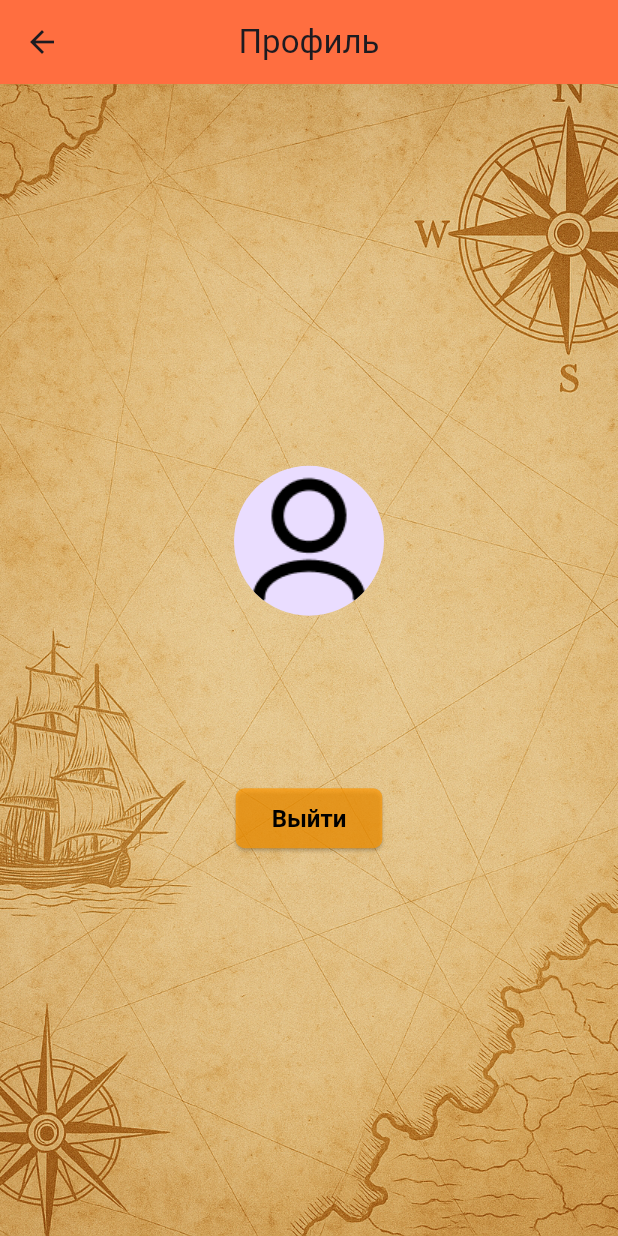
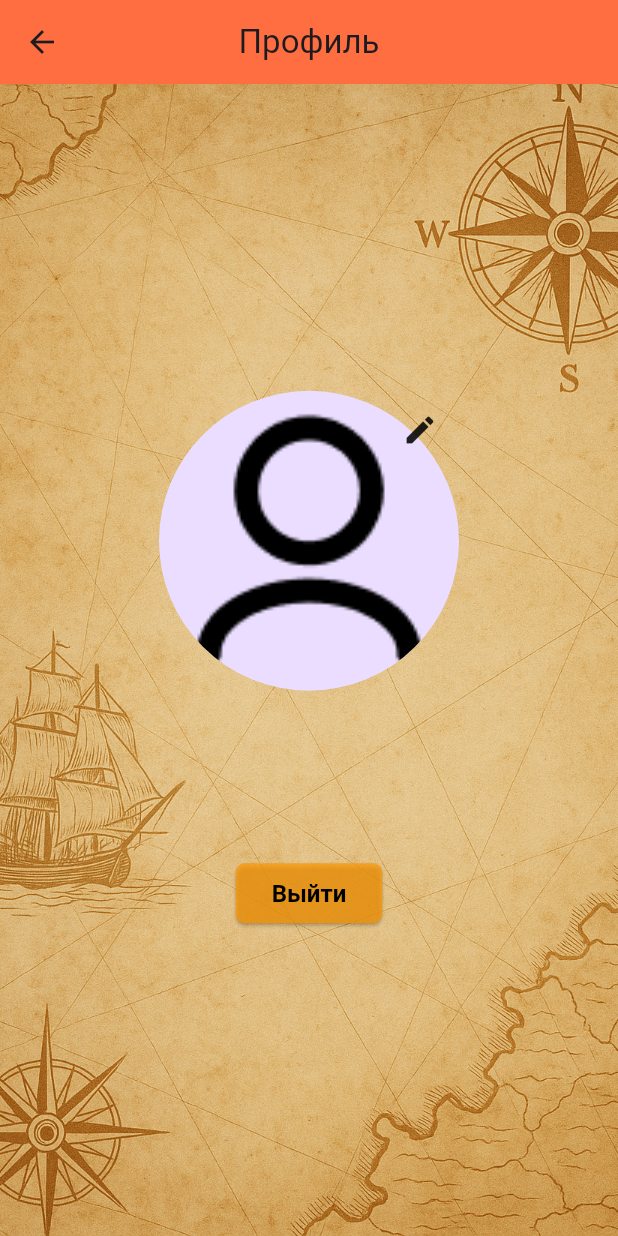
Before and after one commit to VLadUVV/HistoryGameApp, a Flutter app: the ProfileScreen screen opened by its route, on a phone screen of 412 x 824 dp. Run offline on Flutter 3.47's test engine with Material 3 defaults, Android fonts, the light colour scheme and no system bars; our stand-ins replace audioplayers, shared_preferences; accounts and stored records are empty.

Commit message:
EditProfile and correct switch

```diff
--- a/lib/main.dart
+++ b/lib/main.dart
@@ -33,7 +33,7 @@ class MyApp extends StatelessWidget {
         '/game_selector' : (context) => GameSelectorScreen(),
         '/game_10_differences' : (context) => Game10Differences(),
         '/quiz' : (context) => QuizScreen(),
-        '/emoji_guess' : (context) => EmojiGuessScreen(),
+        // '/emoji_guess' : (context) => EmojiGuessScreen(),
         '/select_era': (context) => EraSelectionScreen(),
 
       },
--- a/lib/screens/profile_screen.dart
+++ b/lib/screens/profile_screen.dart
@@ -98,10 +98,27 @@ class _ProfileScreenState extends State<ProfileScreen> {
     return Column(
       mainAxisAlignment: MainAxisAlignment.center,
       children: [
-        CircleAvatar(
-          radius: 50,
-          backgroundImage: AssetImage('assets/images/logo_profile.jpg'),
-        ),
+        Stack(
+        alignment: Alignment.topRight,
+        children: [
+          CircleAvatar(
+            radius: 100,
+            backgroundImage: AssetImage('assets/images/logo_profile.jpg'),
+          ),
+          Positioned(
+            top: 2,
+            right: 2,
+            child: IconButton(
+              icon: Icon(Icons.edit, color: Colors.black87),
+              tooltip: 'Редактировать профиль',
+              onPressed: () {
+                Navigator.pushNamed(context, '/edit');
+              },
+            ),
+          ),
+      ],
+    ),
+
         SizedBox(height: 16),
         Text(
           currentUser!.name,
```
Also changed, not shown: lib/models/emoji_question.dart (added, +15 -0 lines), lib/screens/emoji_guess_screen.dart (+181 -29 lines), lib/screens/register_screen.dart (+22 -1 lines).
